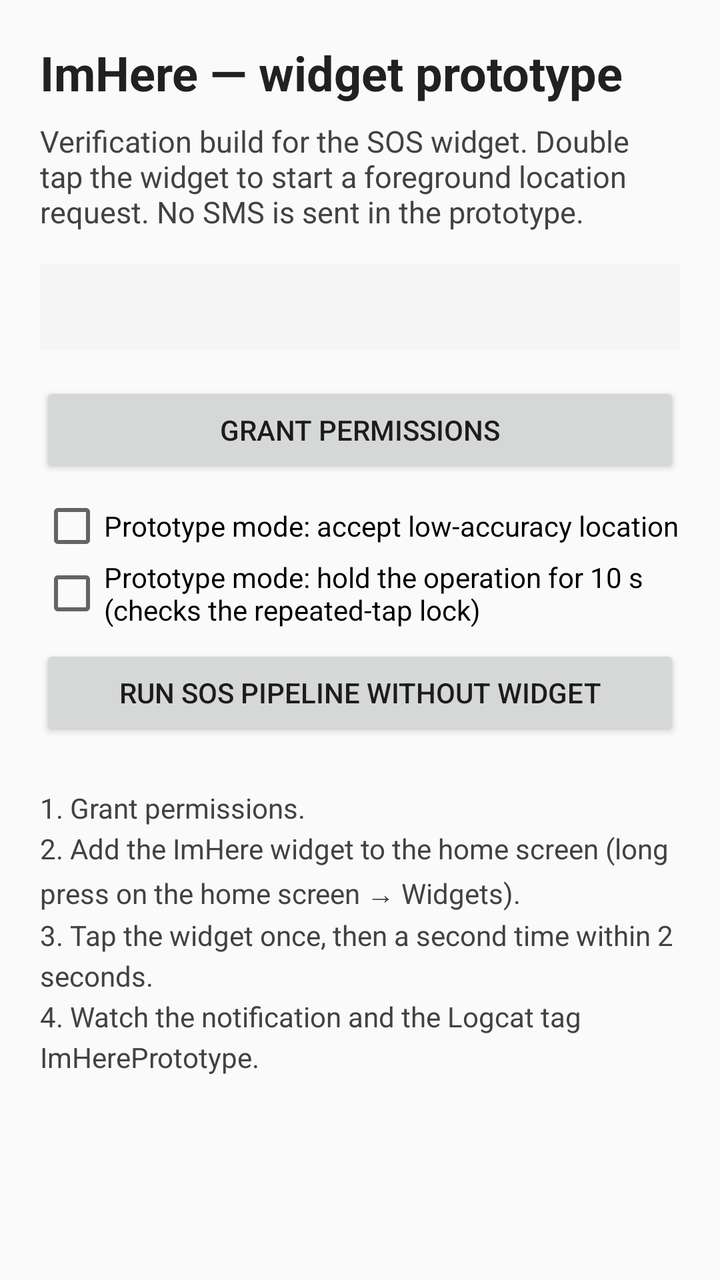
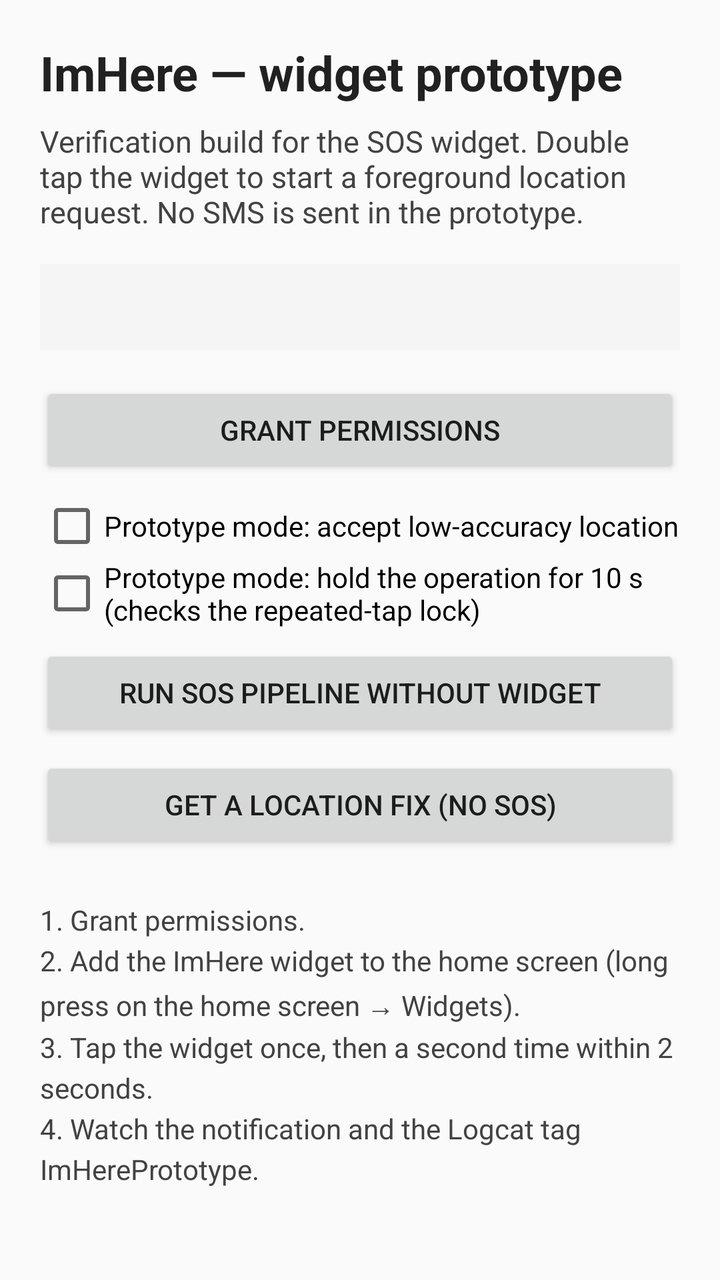

Before-and-after screenshots of an Android layout around one commit, followed by the original layout XML and the change that was made.
<!-- AndroidManifest.xml: application theme Theme.ImHere -->
<!-- res/layout/activity_prototype.xml -->
<?xml version="1.0" encoding="utf-8"?>
<ScrollView xmlns:android="http://schemas.android.com/apk/res/android"
    android:layout_width="match_parent"
    android:layout_height="match_parent"
    android:fillViewport="true">

    <LinearLayout
        android:layout_width="match_parent"
        android:layout_height="wrap_content"
        android:orientation="vertical"
        android:padding="20dp">

        <TextView
            android:layout_width="match_parent"
            android:layout_height="wrap_content"
            android:text="@string/prototype_title"
            android:textColor="#FF212121"
            android:textSize="24sp"
            android:textStyle="bold" />

        <TextView
            android:layout_width="match_parent"
            android:layout_height="wrap_content"
            android:layout_marginTop="8dp"
            android:text="@string/prototype_subtitle"
            android:textColor="#FF424242"
            android:textSize="15sp" />

        <TextView
            android:id="@+id/tv_status"
            android:layout_width="match_parent"
            android:layout_height="wrap_content"
            android:layout_marginTop="16dp"
            android:background="#FFF5F5F5"
            android:padding="12dp"
            android:textColor="#FF212121"
            android:textSize="14sp" />

        <Button
            android:id="@+id/btn_grant"
            android:layout_width="match_parent"
            android:layout_height="wrap_content"
            android:layout_marginTop="16dp"
            android:text="@string/prototype_grant_permissions" />

        <Button
            android:id="@+id/btn_open_settings"
            android:layout_width="match_parent"
            android:layout_height="wrap_content"
            android:visibility="gone"
            android:text="@string/prototype_open_settings" />

        <TextView
            android:id="@+id/tv_denied_hint"
            android:layout_width="match_parent"
            android:layout_height="wrap_content"
            android:layout_marginTop="8dp"
            android:text="@string/prototype_permission_denied_hint"
            android:textColor="#FFB3261E"
            android:textSize="14sp"
            android:visibility="gone" />

        <CheckBox
            android:id="@+id/cb_debug_inexact"
            android:layout_width="match_parent"
            android:layout_height="wrap_content"
            android:layout_marginTop="8dp"
            android:text="@string/prototype_debug_inexact" />

        <CheckBox
            android:id="@+id/cb_debug_delay"
            android:layout_width="match_parent"
            android:layout_height="wrap_content"
            android:text="@string/prototype_debug_delay" />

        <Button
            android:id="@+id/btn_test"
            android:layout_width="match_parent"
            android:layout_height="wrap_content"
            android:layout_marginTop="8dp"
            android:text="@string/prototype_run_test" />

        <TextView
            android:layout_width="match_parent"
            android:layout_height="wrap_content"
            android:layout_marginTop="24dp"
            android:lineSpacingExtra="4dp"
            android:text="@string/prototype_instructions"
            android:textColor="#FF424242"
            android:textSize="14sp" />

    </LinearLayout>
</ScrollView>
<!-- resources referenced by this layout -->
<resources>
  <string name="prototype_debug_delay">Prototype mode: hold the operation for 10 s (checks the repeated-tap lock)</string>
  <string name="prototype_debug_inexact">Prototype mode: accept low-accuracy location</string>
  <string name="prototype_grant_permissions">Grant permissions</string>
  <string name="prototype_instructions">1. Grant permissions.\n2. Add the ImHere widget to the home screen (long press on the home screen → Widgets).\n3. Tap the widget once, then a second time within 2 seconds.\n4. Watch the notification and the Logcat tag ImHerePrototype.</string>
  <string name="prototype_open_settings">Open app settings</string>
  <string name="prototype_permission_denied_hint">Permission denied permanently. Open the system settings to enable it manually.</string>
  <string name="prototype_run_test">Run SOS pipeline without widget</string>
  <string name="prototype_subtitle">Verification build for the SOS widget. Double tap the widget to start a foreground location request. No SMS is sent in the prototype.</string>
  <string name="prototype_title">ImHere — widget prototype</string>
  <style name="Theme.ImHere" parent="Theme.AppCompat.DayNight.NoActionBar">
          <item name="android:statusBarColor">@android:color/transparent</item>
          <item name="android:navigationBarColor">@android:color/transparent</item>
          <item name="android:windowLightStatusBar">true</item>
      </style>
</resources>

<!-- the commit's change to res/layout/activity_prototype.xml (unified diff, before → after) -->
@@ -80,6 +80,24 @@
             android:layout_marginTop="8dp"
             android:text="@string/prototype_run_test" />
 
+        <Button
+            android:id="@+id/btn_check_location"
+            android:layout_width="match_parent"
+            android:layout_height="wrap_content"
+            android:layout_marginTop="8dp"
+            android:text="@string/prototype_check_location" />
+
+        <TextView
+            android:id="@+id/tv_location_result"
+            android:layout_width="match_parent"
+            android:layout_height="wrap_content"
+            android:layout_marginTop="8dp"
+            android:background="#FFF5F5F5"
+            android:padding="12dp"
+            android:textColor="#FF212121"
+            android:textSize="14sp"
+            android:visibility="gone" />
+
         <TextView
             android:layout_width="match_parent"
             android:layout_height="wrap_content"
<!-- resource entries referenced after the edit -->
@@ -1,5 +1,6 @@
 <!-- resources referenced by this layout -->
 <resources>
+  <string name="prototype_check_location">Get a location fix (no SOS)</string>
   <string name="prototype_debug_delay">Prototype mode: hold the operation for 10 s (checks the repeated-tap lock)</string>
   <string name="prototype_debug_inexact">Prototype mode: accept low-accuracy location</string>
   <string name="prototype_grant_permissions">Grant permissions</string>
